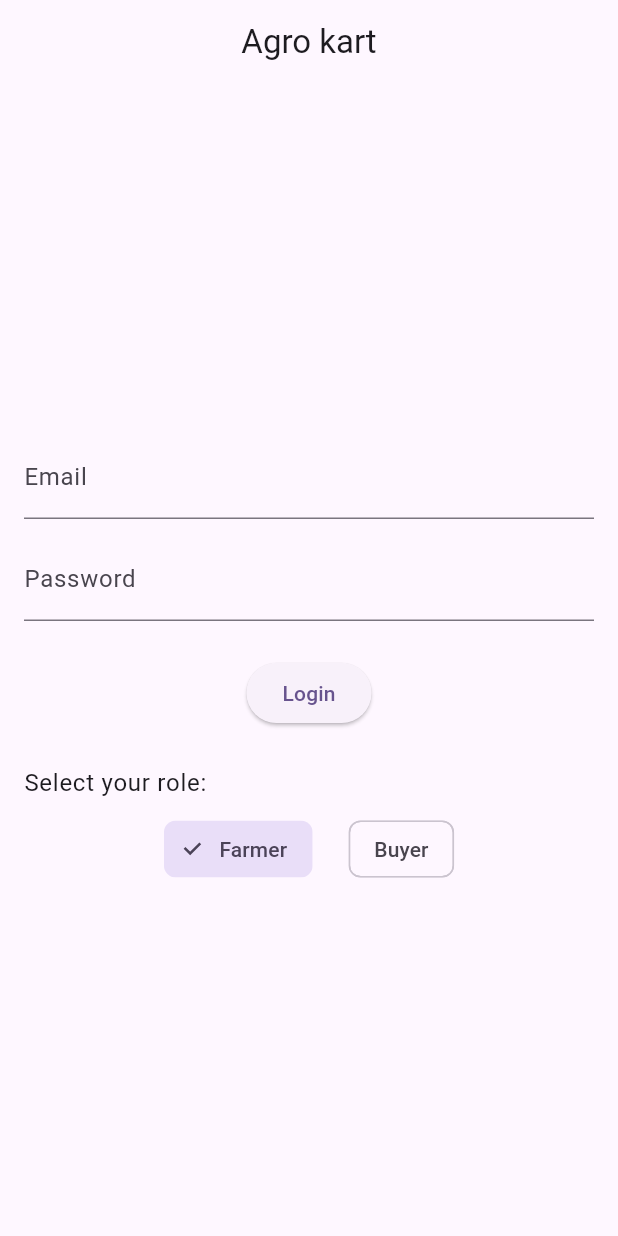
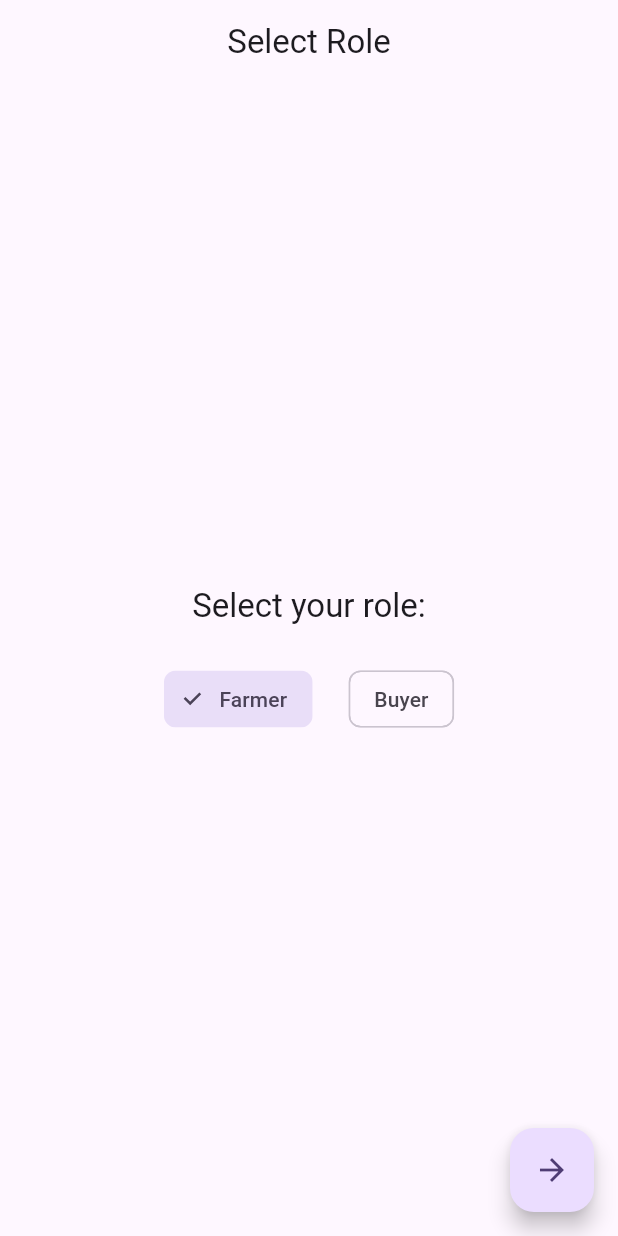
Before and after one commit to pradeepkarth/Agrokart, a Flutter app: the screen it shows after launch, on a phone screen of 412 x 824 dp. Run offline on Flutter 3.47's test engine with Material 3 defaults, Android fonts, the phone set to English and light mode, and no system bars; our stand-ins replace connectivity_plus, dartz, flutter_bloc, get_it, go_router.

Commit message:
chore: cleanup on base, route, added roleSelectionScreen

```diff
--- a/lib/core/app_router.dart
+++ b/lib/core/app_router.dart
@@ -1,13 +1,38 @@
+// ignore_for_file: public_member_api_docs, sort_constructors_first
+
+import 'package:flutter/material.dart';
 import 'package:go_router/go_router.dart';
 import 'package:myapp/features/auth/presentation/screens/auth_screen.dart';
+import 'package:myapp/features/role_selection/presentation/screens/role_selection_screen.dart';
 
-/// AppRouter manages navigation and route generation for the application.
-///
-/// Use this class to define and handle named routes and navigation logic.
+/// Enhanced enum for all app routes.
+enum AppRoute {
+  roleSelection(path: '/role-selection', widget: RoleSelectionScreen()),
+  auth(path: '/auth', widget: AuthScreen()),
+  ;
+
+  /// The path for the route.
+  final String path;
+
+  /// The widget to display for the route.
+  final Widget widget;
+
+  const AppRoute({required this.path, required this.widget});
+}
+
+/// Extension to convert [AppRoute] to [GoRoute].
+extension AppRouteGoRoute on AppRoute {
+  GoRoute toGoRoute() => GoRoute(
+    path: path,
+    builder: (context, state) => widget,
+  );
+}
+
+/// The global [GoRouter] instance for the application.
 final GoRouter appRouter = GoRouter(
-  initialLocation: '/auth',
-  // Set the initial route to the authentication screen
+  initialLocation: AppRoute.roleSelection.path,
   routes: [
-    GoRoute(path: '/auth', builder: (context, state) => const AuthScreen()),
+    AppRoute.roleSelection.toGoRoute(),
+    AppRoute.auth.toGoRoute(),
   ],
 );
--- a/lib/core/constants/app_strings.dart
+++ b/lib/core/constants/app_strings.dart
@@ -13,6 +13,7 @@ mixin AppStrings {
   static const String farmerRole = 'Farmer';
   static const String buyerRole = 'Buyer';
   static const String defaultRole = farmerRole;
+  static const String roleSelectionTitle = 'Select Role';
 
   static const String unexpectedError = 'An unexpected error occurred.';
 
--- /dev/null
+++ b/lib/features/role_selection/presentation/screens/role_selection_screen.dart
@@ -0,0 +1,74 @@
+import 'package:flutter/material.dart';
+import 'package:go_router/go_router.dart';
+import 'package:myapp/core/app/base_scaffold_manager.dart';
+import 'package:myapp/core/app_router.dart';
+import 'package:myapp/core/constants/app_constants.dart';
+import 'package:myapp/core/constants/app_strings.dart';
+
+/// Screen for selecting user role (Farmer or Buyer).
+class RoleSelectionScreen extends BaseScaffoldManager {
+  /// Creates a [RoleSelectionScreen].
+  const RoleSelectionScreen({super.key});
+
+  @override
+  BaseScaffoldManagerState<RoleSelectionScreen> createState() =>
+      _RoleSelectionScreenState();
+}
+
+class _RoleSelectionScreenState
+    extends BaseScaffoldManagerState<RoleSelectionScreen> {
+  String _selectedRole = AppStrings.farmerRole;
+
+  void _onRoleSelected(String role) {
+    setState(() {
+      _selectedRole = role;
+    });
+  }
+
+  @override
+  bool get enableFAB => true;
+
+  @override
+  Widget buildFAB({VoidCallback? onPressed, IconData? icon}) => super.buildFAB(
+    onPressed: () => context.go(AppRoute.auth.path, extra: _selectedRole),
+    icon: Icons.arrow_forward,
+  );
+
+  @override
+  PreferredSizeWidget? buildAppBar({String? appName}) =>
+      super.buildAppBar(appName: AppStrings.roleSelectionTitle);
+
+  @override
+  Widget buildBody(BuildContext context) => Center(
+    child: Column(
+      mainAxisSize: MainAxisSize.min,
+      children: [
+        Text(
+          AppStrings.roleLabel,
+          style: Theme.of(context).textTheme.titleLarge,
+        ),
+        const SizedBox(height: 24),
+        Row(
+          mainAxisAlignment: MainAxisAlignment.center,
+          children: [
+            ChoiceChip(
+              label: const Text(AppStrings.farmerRole),
+              selected: _selectedRole == AppStrings.farmerRole,
+              onSelected: (selected) {
+                if (selected) _onRoleSelected(AppStrings.farmerRole);
+              },
+            ),
+            const SizedBox(width: 24),
+            ChoiceChip(
+              label: const Text(AppStrings.buyerRole),
+              selected: _selectedRole == AppStrings.buyerRole,
+              onSelected: (selected) {
+                if (selected) _onRoleSelected(AppStrings.buyerRole);
+              },
+            ),
+          ],
+        ),
+      ],
+    ),
+  );
+}
```
Also changed, not shown: lib/core/app/base_scaffold_manager.dart (+16 -11 lines).
